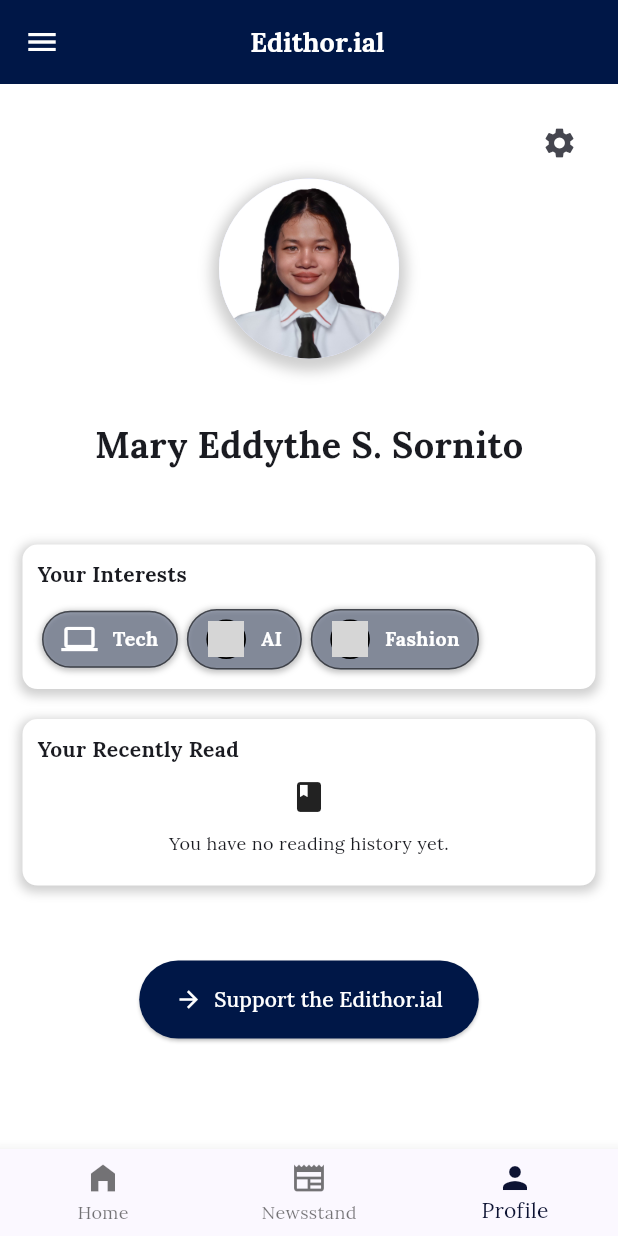
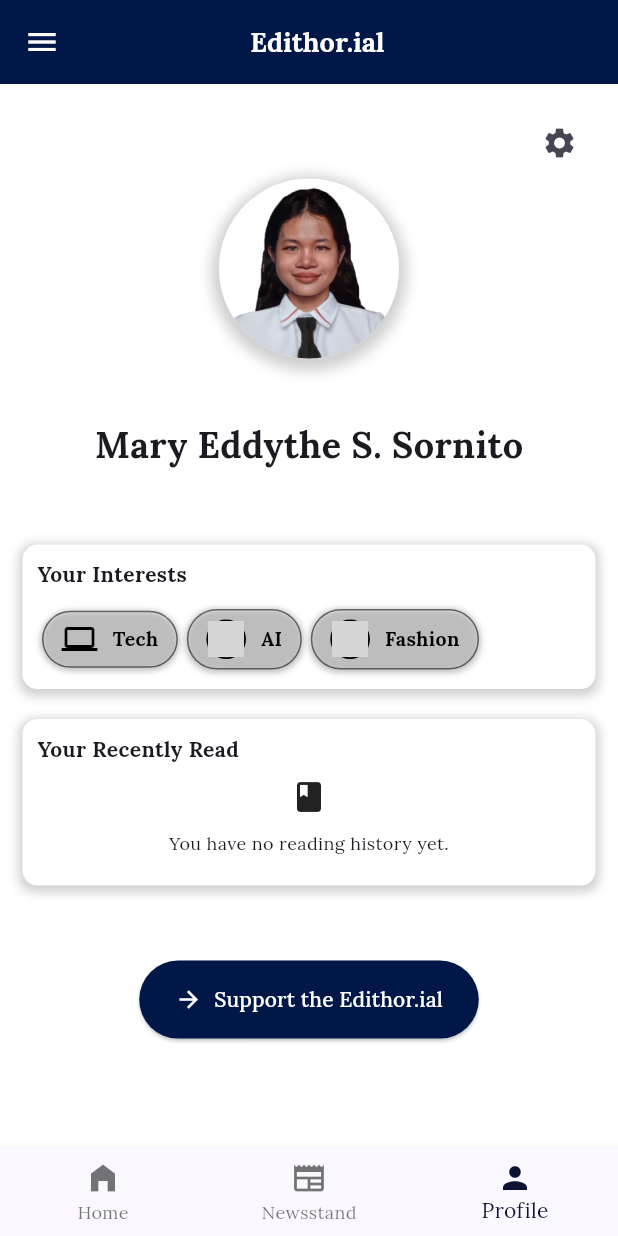
Before and after one commit to kaidencore/news_app, a Flutter app: the Profile screen opened directly, on a phone screen of 412 x 824 dp. Run offline on Flutter 3.47's test engine with Material 2 defaults, Android fonts, the phone set to English and light mode, and no system bars; our stand-ins replace cached_network_image, carousel_slider, smooth_page_indicator, webview_flutter; missing offline and left inert: dart:html; network calls fail; grey boxes are pictures that could not be loaded.

```diff
--- a/news_app/lib/pages/profile.dart
+++ b/news_app/lib/pages/profile.dart
@@ -92,12 +92,12 @@ class _ProfileState extends State<Profile> {
               ),
             ),
           if (iconData != null && imageUrl == null)
-            Icon(iconData, color: Colors.white),
+            Icon(iconData, color: Colors.black),
           SizedBox(width: 10),
           Text(
             label ?? '',
             style: TextStyle(
-                color: Color.fromARGB(255, 255, 255, 255),
+                color: Color.fromARGB(255, 0, 0, 0),
                 fontSize: 13,
                 fontWeight: FontWeight.w700),
           ),
@@ -254,17 +254,17 @@ class _ProfileState extends State<Profile> {
                         _buildInterestCard(
                             iconData: Icons.computer,
                             label: 'Tech',
-                            bgColor: Color.fromARGB(80, 0, 22, 71)),
+                            bgColor: Color.fromARGB(0, 0, 21, 21)),
                         _buildInterestCard(
                             imageUrl:
                                 "https://st3.depositphotos.com/1071909/19574/i/450/depositphotos_195745476-stock-photo-artificial-intelligence-ai.jpg",
                             label: 'AI',
-                            bgColor: Color.fromARGB(80, 0, 22, 71)),
+                            bgColor: Color.fromARGB(0, 0, 21, 21)),
                         _buildInterestCard(
                             imageUrl:
                                 'https://static4.depositphotos.com/1000507/360/i/600/depositphotos_3606155-stock-photo-multi-coloured-wardrobe-showcase-closeup.jpg',
                             label: 'Fashion',
-                            bgColor: Color.fromARGB(80, 0, 22, 71)),
+                            bgColor: Color.fromARGB(0, 0, 21, 21)),
                       ],
                     ),
                   ],
--- a/news_app/lib/pages/sign_in.dart
+++ b/news_app/lib/pages/sign_in.dart
@@ -10,7 +10,7 @@ class Signin extends StatelessWidget {
       body: Container(
         decoration: BoxDecoration(
           image: DecorationImage(
-            image: AssetImage("assets/images/wallpaper.jpg"),
+            image: AssetImage("images/wallpaper.jpg"),
             fit: BoxFit.cover,
           ),
         ),
```
Also changed, not shown: news_app/images/wallpaper.jpg (added).
